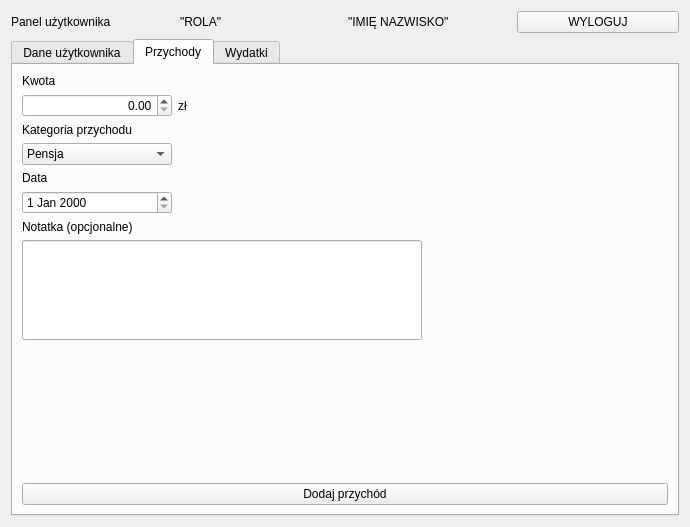
Old version of the form src/user_panel.ui in the repository Dawid-Robak-IG/BUDZET_DOMOWY.
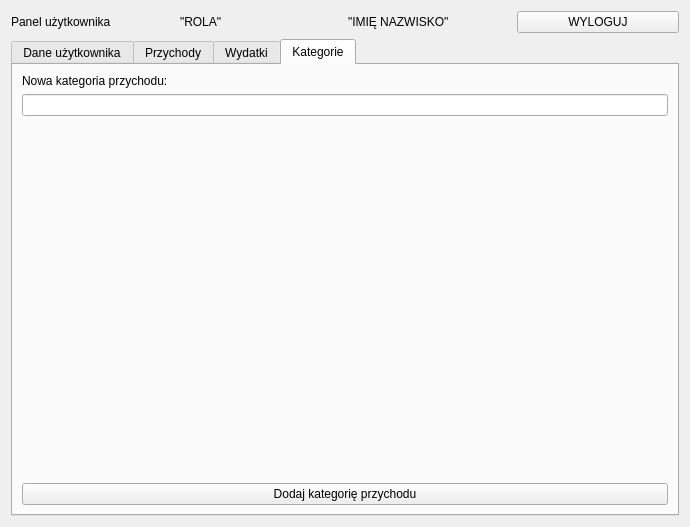
New version of the form. The open tabs and pages were chosen to show the change.

```diff
--- a/src/user_panel.ui
+++ b/src/user_panel.ui
@@ -137,26 +137,6 @@
              <height>0</height>
             </size>
            </property>
-           <item>
-            <property name="text">
-             <string>Pensja</string>
-            </property>
-           </item>
-           <item>
-            <property name="text">
-             <string>Prezent</string>
-            </property>
-           </item>
-           <item>
-            <property name="text">
-             <string>Renta</string>
-            </property>
-           </item>
-           <item>
-            <property name="text">
-             <string>Sprzedaż</string>
-            </property>
-           </item>
           </widget>
          </item>
          <item>
@@ -191,6 +171,9 @@
              <height>0</height>
             </size>
            </property>
+           <property name="calendarPopup">
+            <bool>true</bool>
+           </property>
           </widget>
          </item>
          <item>
@@ -258,6 +241,47 @@
        <string>Wydatki</string>
       </attribute>
      </widget>
+     <widget class="QWidget" name="Kategorie">
+      <attribute name="title">
+       <string>Kategorie</string>
+      </attribute>
+      <layout class="QHBoxLayout" name="horizontalLayout_5">
+       <item>
+        <layout class="QVBoxLayout" name="verticalLayout_3">
+         <item>
+          <widget class="QLabel" name="label_7">
+           <property name="text">
+            <string>Nowa kategoria przychodu:</string>
+           </property>
+          </widget>
+         </item>
+         <item>
+          <widget class="QLineEdit" name="lineEdit_nowaKategoriaPrzychod"/>
+         </item>
+         <item>
+          <spacer name="verticalSpacer_2">
+           <property name="orientation">
+            <enum>Qt::Vertical</enum>
+           </property>
+           <property name="sizeHint" stdset="0">
+            <size>
+             <width>20</width>
+             <height>40</height>
+            </size>
+           </property>
+          </spacer>
+         </item>
+         <item>
+          <widget class="QPushButton" name="pushButton_dodajKategoriePrzychod">
+           <property name="text">
+            <string>Dodaj kategorię przychodu</string>
+           </property>
+          </widget>
+         </item>
+        </layout>
+       </item>
+      </layout>
+     </widget>
     </widget>
    </item>
   </layout>
```
